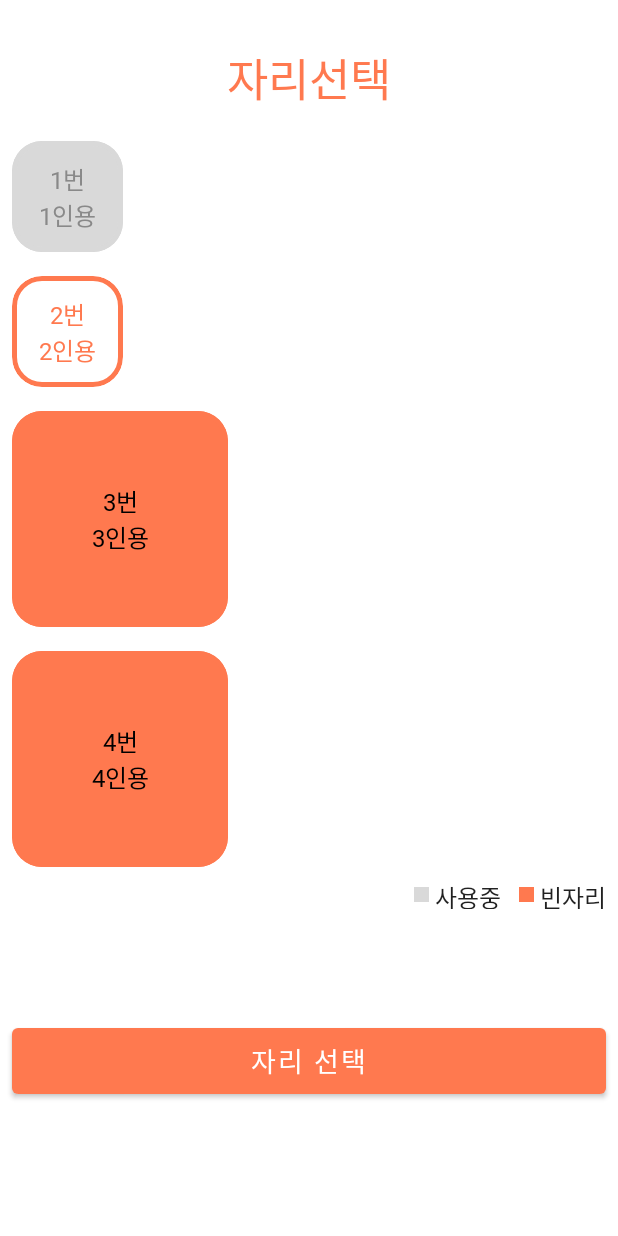
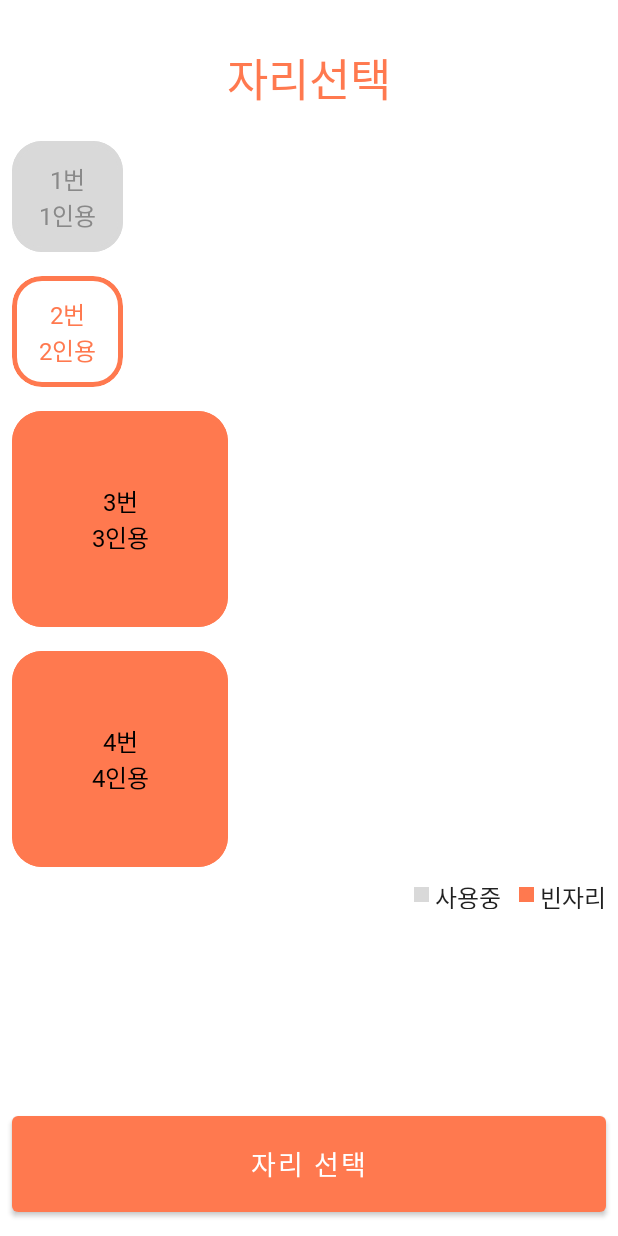
Before and after one commit to G3C1/Aid-Android, an Android app built with Jetpack Compose: the composable SeatListScreen shown on its own in the app's theme, after a tap on an icon or button, on a phone screen of 412 x 824 dp. Run offline under Robolectric (Android 15) with nearby library versions, the phone set to English and light mode, and no system bars; Roboto replaces fonts that are not available here.

Commit message:
✨ :: Seat Activity 생성, Activity 변경

```diff
--- a/app/src/main/java/com/g3c1/oasis_android/feature_seat/presentation/seatlist/SeatListScreen.kt
+++ b/app/src/main/java/com/g3c1/oasis_android/feature_seat/presentation/seatlist/SeatListScreen.kt
@@ -27,7 +27,7 @@ import com.g3c1.oasis_android.ui.theme.Orange
 
 
 @Composable
-fun SeatListScreen() {
+fun SeatListScreen(onClick: () -> Unit) {
     val selectedValue = remember { mutableStateOf<Int?>(null) }
     val isSelectedItem: (Int) -> Boolean = { selectedValue.value == it }
     val onChangeState: (Int) -> Unit = { selectedValue.value = it }
@@ -150,10 +150,10 @@ fun SeatListScreen() {
         }
         Column(
             Modifier.fillMaxSize(),
-            verticalArrangement = Arrangement.Center,
+            verticalArrangement = Arrangement.Bottom,
             horizontalAlignment = Alignment.CenterHorizontally
         ) {
-            SeatSubmitButton(onClick = {}, visibility = selectedValue.value != null)
+            SeatSubmitButton(onClick = { onClick }, visibility = selectedValue.value != null)
         }
     }
 }
--- a/app/src/main/java/com/g3c1/oasis_android/feature_seat/presentation/seatlist/component/SeatSubmitButton.kt
+++ b/app/src/main/java/com/g3c1/oasis_android/feature_seat/presentation/seatlist/component/SeatSubmitButton.kt
@@ -27,7 +27,7 @@ fun SeatSubmitButton(onClick: () -> Unit, visibility: Boolean) {
             modifier = Modifier
                 .wrapContentSize()
                 .fillMaxWidth()
-                .height(60.dp)
+                .height(80.dp)
                 .padding(8.dp, 0.dp, 8.dp, 16.dp),
             colors = ButtonDefaults.buttonColors(backgroundColor = Orange, contentColor = Color.White)
         ) {
```
Also changed, not shown: app/src/main/java/com/g3c1/oasis_android/MainActivity.kt (+0 -40 lines), app/src/main/java/com/g3c1/oasis_android/feature_seat/presentation/SeatActivity.kt (added, +54 -0 lines).
